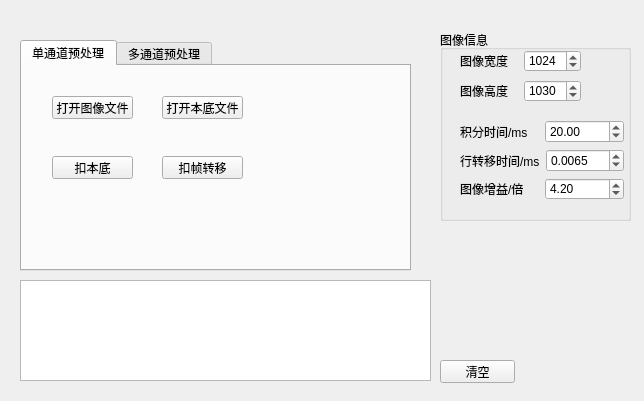
Above: gui.ui from angel263wy/Img_preprocess before the change. Below: the same form after it.
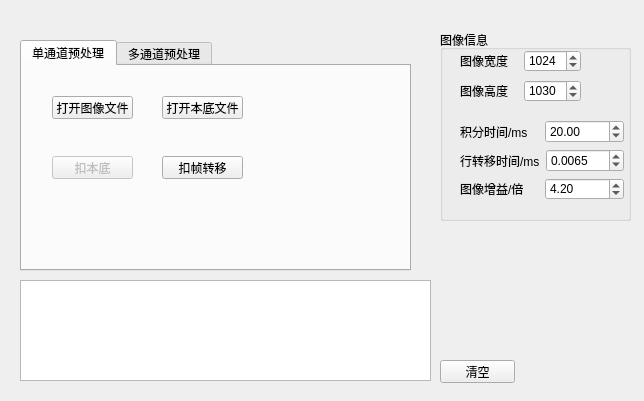
That is the form after the change.

Commit message: 完成本底图像平均 以及 扣本底函数编写

Diff of the .ui file:
```diff
--- a/gui.ui
+++ b/gui.ui
@@ -230,6 +230,9 @@
      </property>
     </widget>
     <widget class="QPushButton" name="pushButton_sub_dark_sig">
+     <property name="enabled">
+      <bool>false</bool>
+     </property>
      <property name="geometry">
       <rect>
        <x>30</x>
```
Left out of the diff: 6 changed lines with no effect on the pictures. The commit also changes 2 other files.
